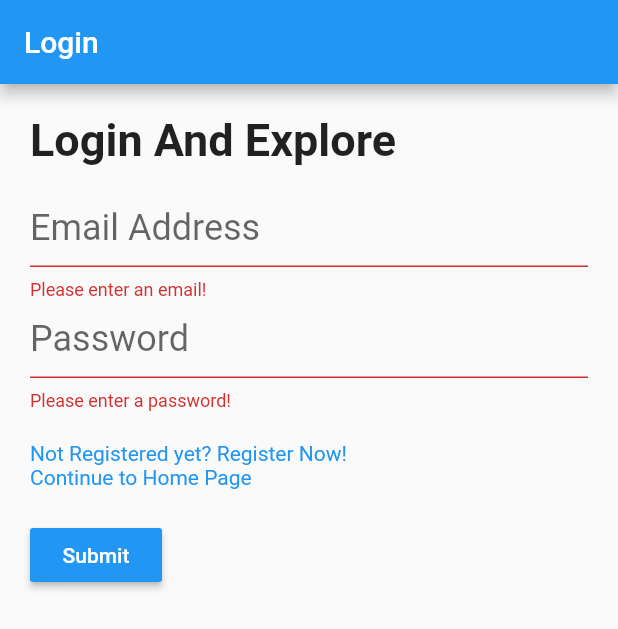
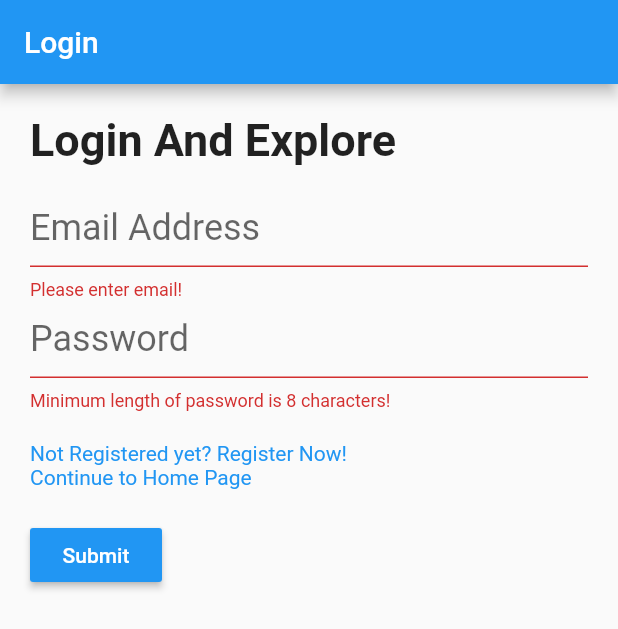
Before and after one commit to Jerga99/flutter-meetuper, a Flutter app: the screen it shows after launch, after a tap on "Submit", on a phone screen of 412 x 824 dp. Shown: the top 629 px of the screen. Run offline on Flutter 3.47's test engine with Material 2 defaults, Android fonts, the phone set to English and light mode, and no system bars; our stand-ins replace faker; network calls fail.

Commit message:
62 Custom Validators

```diff
--- a/lib/src/screens/login_screen.dart
+++ b/lib/src/screens/login_screen.dart
@@ -71,15 +71,14 @@ class _LoginScreenState extends State<LoginScreen> {
                 key: _emailKey,
                 style: Theme.of(context).textTheme.headline,
                 validator: (value) {
-                  if (value.isEmpty) {
-                    return 'Please enter an email!';
-                  }
+                  final reqErrorMessage = requiredValidator(value, 'email');
+                  if (reqErrorMessage != null) return reqErrorMessage;
 
-                  if (value.length < 8) {
-                    return 'Minimum length of email is 8 characters!';
-                  }
+                  final minErrorMessage = minLengthValidator(value, 'email');
+                  if (minErrorMessage != null) return minErrorMessage;
 
-                  return emailValidator(value);
+                  final emailErrorMessage = emailValidator(value);
+                  if (emailErrorMessage != null) return emailErrorMessage;
                 },
                 onSaved: (value) => _loginData.email = value,
                 decoration: InputDecoration(
@@ -90,13 +89,10 @@ class _LoginScreenState extends State<LoginScreen> {
                 key: _passwordKey,
                 style: Theme.of(context).textTheme.headline,
                 validator: (value) {
-                  if (value.isEmpty) {
-                    return 'Please enter a password!';
-                  }
-
-                  if (value.length < 8) {
-                    return 'Minimum length of passoword is 8 characters!';
-                  }
+                  var errorMessage;
+                  errorMessage = requiredValidator(value, 'password');
+                  errorMessage = minLengthValidator(value, 'password');
+                  return errorMessage;
                 },
                 onSaved: (value) => _loginData.password = value,
                 decoration: InputDecoration(
--- a/lib/src/utils/validators.dart
+++ b/lib/src/utils/validators.dart
@@ -6,3 +6,23 @@ String emailValidator(String value) {
   final hasMatch = regex.hasMatch(value);
   return hasMatch ? null : 'Please enter a valid email address';
 }
+
+String requiredValidator(String value, String field) {
+  if (value.isEmpty) {
+    return 'Please enter $field!';
+  }
+
+  return null;
+}
+
+String minLengthValidator(String value, String field) {
+  if (value.length < 8) {
+    return 'Minimum length of $field is 8 characters!';
+  }
+
+  return null;
+}
+
+composeValidators(validators) {
+
+}
```
